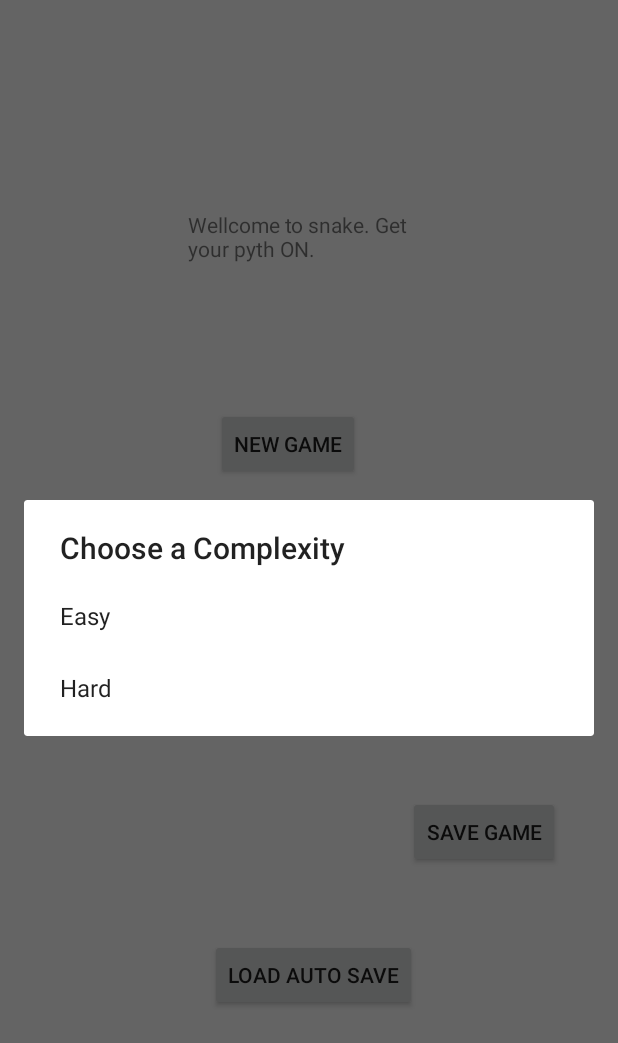
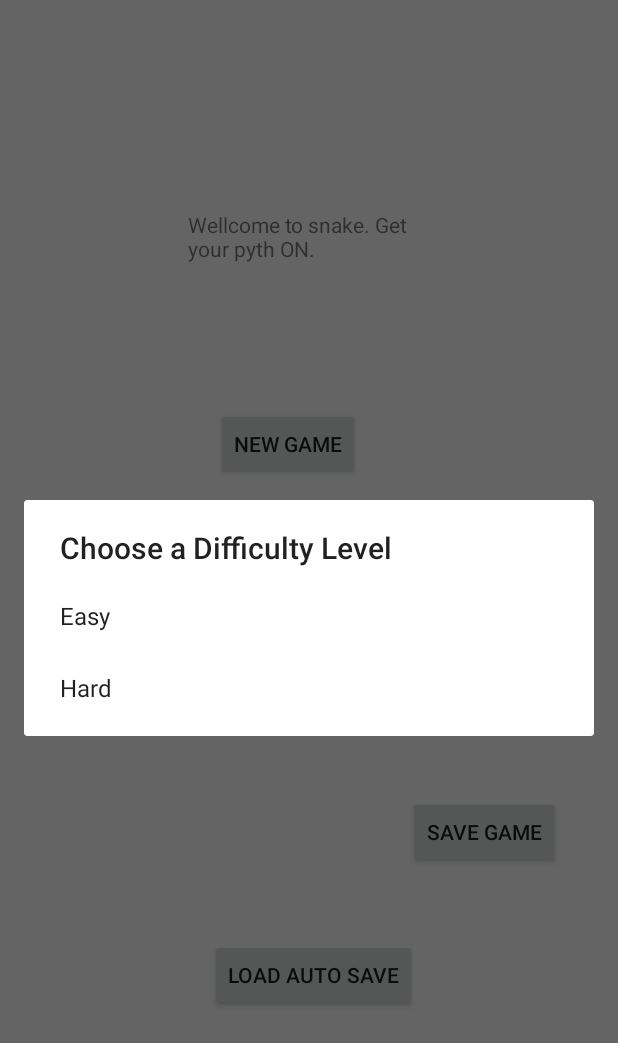
Before and after one commit to lanceoribello/GameCenter, an Android app: the SnakeMenuActivity screen opened directly, with no data from a screen before it, after a tap on "NEW GAME", on a phone screen of 412 x 824 dp. Shown: the top 1043 px of the screen. Run offline under Robolectric (Android 15) with nearby library versions, the phone set to English and light mode, and no system bars.

Commit message:
Can choose difficulty level for Snake.

```diff
--- a/Phase2/GameCenter/app/src/main/java/fall2018/csc2017/GameCenter/GameCenter/snake/SnakeMenuActivity.java
+++ b/Phase2/GameCenter/app/src/main/java/fall2018/csc2017/GameCenter/GameCenter/snake/SnakeMenuActivity.java
@@ -51,7 +51,7 @@ public class SnakeMenuActivity extends AppCompatActivity {
     public void newGame(View view) {
         AlertDialog.Builder builder = new AlertDialog.Builder(
                 SnakeMenuActivity.this);
-        builder.setTitle("Choose a Complexity");
+        builder.setTitle("Choose a Difficulty Level");
         String[] difficulties = {"Easy", "Hard"};
         builder.setItems(difficulties, new DialogInterface.OnClickListener() {
             @Override
```
